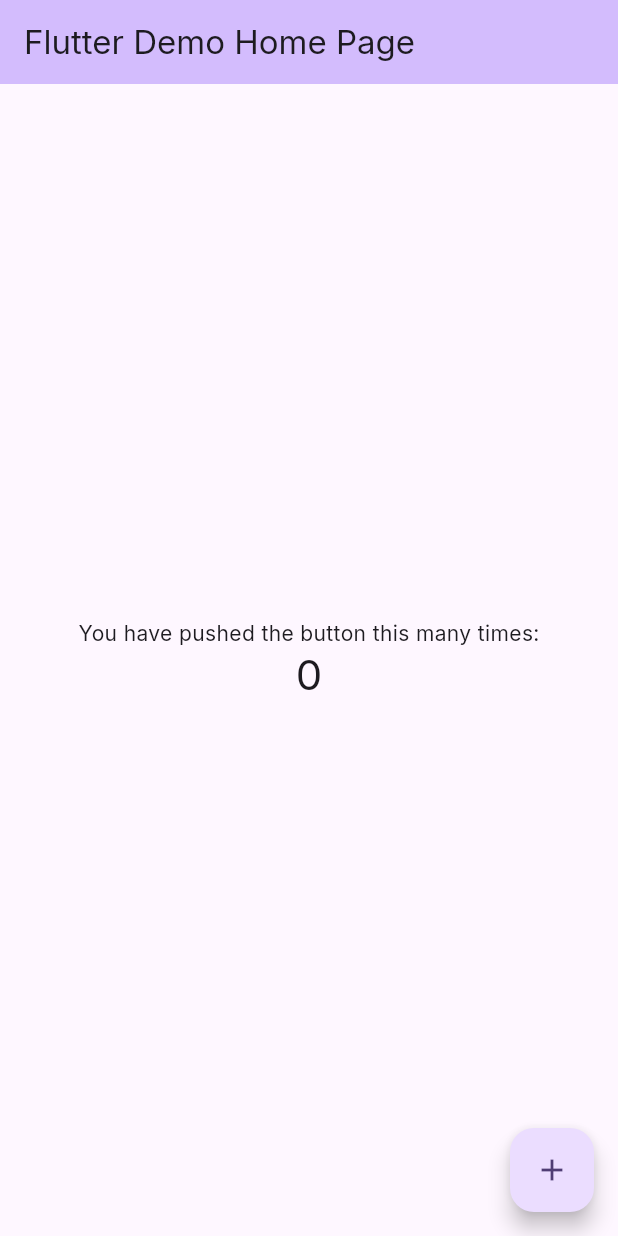
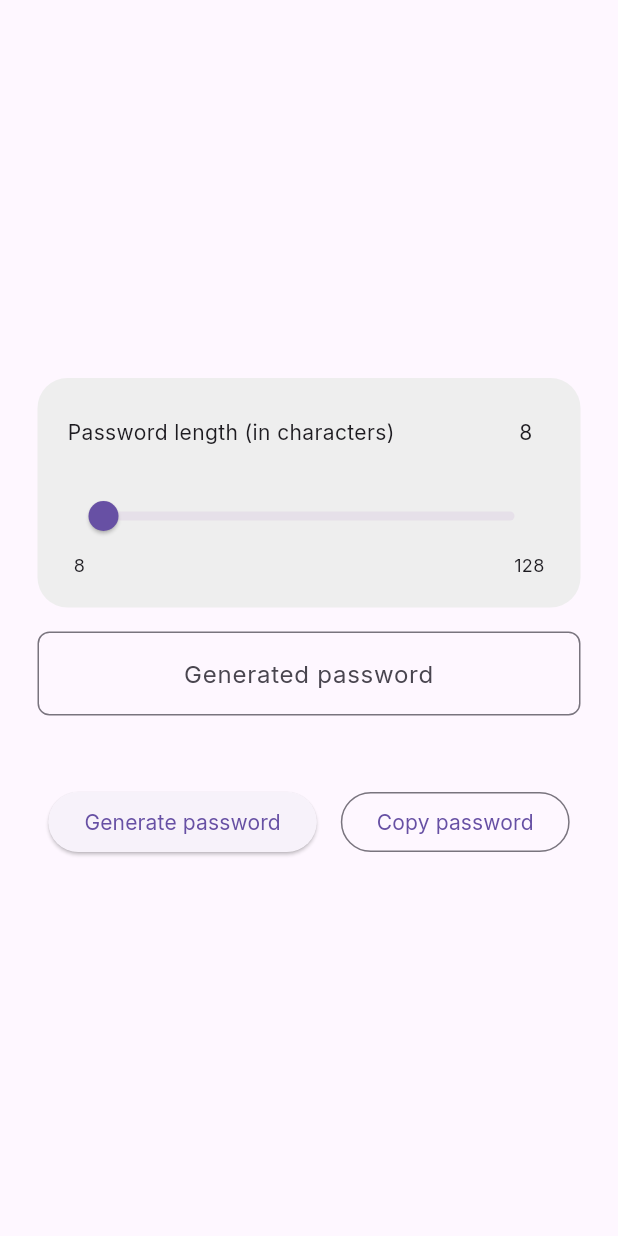
Before and after one commit to RaulCatalinas/PasswordGenerator, a Flutter app: the screen it shows after launch, on a phone screen of 412 x 824 dp. Run offline on Flutter 3.47's test engine with Material 3 defaults, Android fonts, the phone set to English and light mode, and no system bars; missing offline and left inert: flutter_window_close, window_manager.

Commit message:
feat: create main app UI

```diff
--- /dev/null
+++ b/lib/components/widgets/input.dart
@@ -0,0 +1,61 @@
+import 'package:flutter/material.dart'
+    show
+        BorderRadius,
+        BorderSide,
+        BuildContext,
+        InputDecoration,
+        MouseCursor,
+        OutlineInputBorder,
+        State,
+        StatefulWidget,
+        TextAlign,
+        TextEditingController,
+        TextField,
+        Widget,
+        TextAlignVertical;
+
+class CreateReadOnlyInput extends StatefulWidget {
+  final String placeholder;
+
+  const CreateReadOnlyInput({super.key, required this.placeholder});
+
+  @override
+  State<StatefulWidget> createState() => CreateReadOnlyInputState();
+}
+
+class CreateReadOnlyInputState extends State<CreateReadOnlyInput> {
+  final inputController = TextEditingController();
+
+  String getText() {
+    return inputController.text;
+  }
+
+  void setText(String newText) {
+    inputController.text = newText;
+  }
+
+  @override
+  void dispose() {
+    inputController.dispose();
+    super.dispose();
+  }
+
+  @override
+  Widget build(BuildContext context) {
+    return TextField(
+      readOnly: true,
+      decoration: InputDecoration(
+        hintText: widget.placeholder,
+        border: OutlineInputBorder(
+          borderRadius: BorderRadius.circular(8.0),
+          borderSide: const BorderSide(width: 1.0),
+        ),
+      ),
+      textAlign: TextAlign.center,
+      mouseCursor: MouseCursor.defer,
+      textAlignVertical: TextAlignVertical.center,
+      enableSuggestions: false,
+      controller: inputController,
+    );
+  }
+}
--- /dev/null
+++ b/lib/components/widgets/slider.dart
@@ -0,0 +1,126 @@
+import 'package:flutter/material.dart'
+    show
+        BorderRadius,
+        BoxDecoration,
+        BuildContext,
+        Column,
+        Container,
+        CrossAxisAlignment,
+        EdgeInsets,
+        MainAxisAlignment,
+        MainAxisSize,
+        Padding,
+        RoundSliderThumbShape,
+        RoundedRectSliderTrackShape,
+        Row,
+        SizedBox,
+        Slider,
+        SliderTheme,
+        SliderThemeData,
+        State,
+        StatefulWidget,
+        Widget,
+        Colors;
+
+import 'text.dart' show CreateText;
+
+class CreateSlider extends StatefulWidget {
+  final String label;
+  final double initialValue;
+  final double minValue;
+  final double maxValue;
+
+  const CreateSlider({
+    super.key,
+    required this.label,
+    required this.initialValue,
+    required this.minValue,
+    required this.maxValue,
+  });
+
+  @override
+  State<CreateSlider> createState() => CreateSliderState();
+}
+
+class CreateSliderState extends State<CreateSlider> {
+  late double _currentValue;
+
+  @override
+  void initState() {
+    super.initState();
+    _currentValue = widget.initialValue;
+  }
+
+  String _formatValue(double value) {
+    return value.toInt().toString();
+  }
+
+  int getValue() {
+    return _currentValue.toInt();
+  }
+
+  @override
+  Widget build(BuildContext context) {
+    return Container(
+      padding: const EdgeInsets.all(20),
+      decoration: BoxDecoration(
+        borderRadius: BorderRadius.circular(20),
+        color: Colors.grey.shade200,
+      ),
+      child: Column(
+        crossAxisAlignment: CrossAxisAlignment.start,
+        mainAxisSize: MainAxisSize.min,
+        children: [
+          Row(
+            mainAxisAlignment: MainAxisAlignment.spaceBetween,
+            children: [
+              CreateText(text: widget.label, fontSize: 14),
+              Container(
+                padding: const EdgeInsets.symmetric(
+                  horizontal: 12,
+                  vertical: 6,
+                ),
+                child: CreateText(
+                  text: _formatValue(_currentValue),
+                  fontSize: 14,
+                ),
+              ),
+            ],
+          ),
+          const SizedBox(height: 16),
+
+          // Slider
+          SliderTheme(
+            data: SliderThemeData(
+              thumbShape: const RoundSliderThumbShape(enabledThumbRadius: 10),
+              trackHeight: 6,
+              trackShape: const RoundedRectSliderTrackShape(),
+            ),
+            child: Slider(
+              value: _currentValue,
+              min: widget.minValue,
+              max: widget.maxValue,
+              onChanged: (value) {
+                setState(() {
+                  _currentValue = value;
+                });
+              },
+            ),
+          ),
+
+          // Labels min and max
+          Padding(
+            padding: const EdgeInsets.symmetric(horizontal: 4),
+            child: Row(
+              mainAxisAlignment: MainAxisAlignment.spaceBetween,
+              children: [
+                CreateText(text: _formatValue(widget.minValue), fontSize: 12),
+                CreateText(text: _formatValue(widget.maxValue), fontSize: 12),
+              ],
+            ),
+          ),
+        ],
+      ),
+    );
+  }
+}
--- a/lib/main.dart
+++ b/lib/main.dart
@@ -1,28 +1,17 @@
 import 'package:flutter/material.dart'
     show
-        AppBar,
         BuildContext,
-        Center,
-        ColorScheme,
-        Colors,
-        Column,
-        FloatingActionButton,
-        Icon,
-        Icons,
-        MainAxisAlignment,
         MaterialApp,
-        Scaffold,
         State,
         StatefulWidget,
         StatelessWidget,
-        Text,
-        Theme,
         ThemeData,
         Widget,
         WidgetsFlutterBinding,
         runApp;
 
 import 'handlers/close_window.dart' show handleCloseWindow;
+import 'managers/ui_managers/main_ui.dart' show MainUI;
 import 'managers/window_managers/window_manager.dart' show configureWindow;
 
 void main() async {
@@ -41,118 +30,29 @@ class MyApp extends StatelessWidget {
   Widget build(BuildContext context) {
     return MaterialApp(
       title: 'PasswordGenerator',
-      theme: ThemeData(
-        // This is the theme of your application.
-        //
-        // TRY THIS: Try running your application with "flutter run". You'll see
-        // the application has a purple toolbar. Then, without quitting the app,
-        // try changing the seedColor in the colorScheme below to Colors.green
-        // and then invoke "hot reload" (save your changes or press the "hot
-        // reload" button in a Flutter-supported IDE, or press "r" if you used
-        // the command line to start the app).
-        //
-        // Notice that the counter didn't reset back to zero; the application
-        // state is not lost during the reload. To reset the state, use hot
-        // restart instead.
-        //
-        // This works for code too, not just values: Most code changes can be
-        // tested with just a hot reload.
-        colorScheme: ColorScheme.fromSeed(seedColor: Colors.deepPurple),
-        fontFamily: 'Inter',
-      ),
-      home: const MyHomePage(title: 'Flutter Demo Home Page'),
+      theme: ThemeData(fontFamily: 'Inter'),
+      home: const MyHomePage(),
     );
   }
 }
 
 class MyHomePage extends StatefulWidget {
-  const MyHomePage({super.key, required this.title});
-
-  // This widget is the home page of your application. It is stateful, meaning
-  // that it has a State object (defined below) that contains fields that affect
-  // how it looks.
-
-  // This class is the configuration for the state. It holds the values (in this
-  // case the title) provided by the parent (in this case the App widget) and
-  // used by the build method of the State. Fields in a Widget subclass are
-  // always marked "final".
-
-  final String title;
+  const MyHomePage({super.key});
 
   @override
   State<MyHomePage> createState() => _MyHomePageState();
 }
 
 class _MyHomePageState extends State<MyHomePage> {
-  int _counter = 0;
-
   @override
   void initState() {
     super.initState();
+
     handleCloseWindow(context);
-  }
-
-  void _incrementCounter() {
-    setState(() {
-      // This call to setState tells the Flutter framework that something has
-      // changed in this State, which causes it to rerun the build method below
-      // so that the display can reflect the updated values. If we changed
-      // _counter without calling setState(), then the build method would not be
-      // called again, and so nothing would appear to happen.
-      _counter++;
-    });
   }
 
   @override
   Widget build(BuildContext context) {
-    // This method is rerun every time setState is called, for instance as done
-    // by the _incrementCounter method above.
-    //
-    // The Flutter framework has been optimized to make rerunning build methods
-    // fast, so that you can just rebuild anything that needs updating rather
-    // than having to individually change instances of widgets.
-    return Scaffold(
-      appBar: AppBar(
-        // TRY THIS: Try changing the color here to a specific color (to
-        // Colors.amber, perhaps?) and trigger a hot reload to see the AppBar
-        // change color while the other colors stay the same.
-        backgroundColor: Theme.of(context).colorScheme.inversePrimary,
-        // Here we take the value from the MyHomePage object that was created by
-        // the App.build method, and use it to set our appbar title.
-        title: Text(widget.title),
-      ),
-      body: Center(
-        // Center is a layout widget. It takes a single child and positions it
-        // in the middle of the parent.
-        child: Column(
-          // Column is also a layout widget. It takes a list of children and
-          // arranges them vertically. By default, it sizes itself to fit its
-          // children horizontally, and tries to be as tall as its parent.
-          //
-          // Column has various properties to control how it sizes itself and
-          // how it positions its children. Here we use mainAxisAlignment to
-          // center the children vertically; the main axis here is the vertical
-          // axis because Columns are vertical (the cross axis would be
-          // horizontal).
-          //
-          // TRY THIS: Invoke "debug painting" (choose the "Toggle Debug Paint"
-          // action in the IDE, or press "p" in the console), to see the
-          // wireframe for each widget.
-          mainAxisAlignment: MainAxisAlignment.center,
-          children: <Widget>[
-            const Text('You have pushed the button this many times:'),
-            Text(
-              '$_counter',
-              style: Theme.of(context).textTheme.headlineMedium,
-            ),
-          ],
-        ),
-      ),
-      floatingActionButton: FloatingActionButton(
-        onPressed: _incrementCounter,
-        tooltip: 'Increment',
-        child: const Icon(Icons.add),
-      ), // This trailing comma makes auto-formatting nicer for build methods.
-    );
+    return MainUI();
   }
 }
--- /dev/null
+++ b/lib/managers/ui_managers/main_ui.dart
@@ -0,0 +1,90 @@
+import 'package:flutter/material.dart'
+    show
+        BuildContext,
+        Center,
+        Column,
+        MainAxisAlignment,
+        Padding,
+        Scaffold,
+        StatelessWidget,
+        Widget,
+        EdgeInsets,
+        GlobalKey,
+        SizedBox,
+        Row;
+
+import '/components/widgets/input.dart'
+    show CreateReadOnlyInput, CreateReadOnlyInputState;
+import '/components/widgets/slider.dart' show CreateSlider, CreateSliderState;
+import '/components/widgets/text_button.dart' show CreateTextButton;
+
+class MainUI extends StatelessWidget {
+  final _inputKey = GlobalKey<CreateReadOnlyInputState>();
+  final _sliderKey = GlobalKey<CreateSliderState>();
+
+  MainUI({super.key});
+
+  @override
+  Widget build(BuildContext context) {
+    return Scaffold(
+      body: Center(
+        child: Padding(
+          padding: EdgeInsets.all(25.0),
+          child: Column(
+            mainAxisAlignment: MainAxisAlignment.center,
+            spacing: 15,
+            children: <Widget>[
+              Column(
+                mainAxisAlignment: MainAxisAlignment.center,
+                children: [
+                  CreateSlider(
+                    key: _sliderKey,
+                    label: 'Password length (in characters)',
+                    initialValue: 8,
+                    minValue: 8,
+                    maxValue: 128,
+                  ),
+
+                  const SizedBox(height: 16),
+
+                  CreateReadOnlyInput(
+                    key: _inputKey,
+                    placeholder: 'Generated password',
+                  ),
+                ],
+              ),
+
+              const SizedBox(height: 17),
+
+              Row(
+                mainAxisAlignment: MainAxisAlignment.center,
+                spacing: 16,
+                children: [
+                  CreateTextButton(
+                    text: 'Generate password',
+                    onPressed: () {
+                      final passwordLength = _sliderKey.currentState
+                          ?.getValue();
+
+                      print(
+                        'Generating password with length of $passwordLength characters ...',
+                      );
+                    },
+                  ),
+
+                  CreateTextButton(
+                    text: 'Copy password',
+                    isOutlinedButton: true,
+                    onPressed: () {
+                      print('Copying password...');
+                    },
+                  ),
+                ],
+              ),
+            ],
+          ),
+        ),
+      ),
+    );
+  }
+}
```
